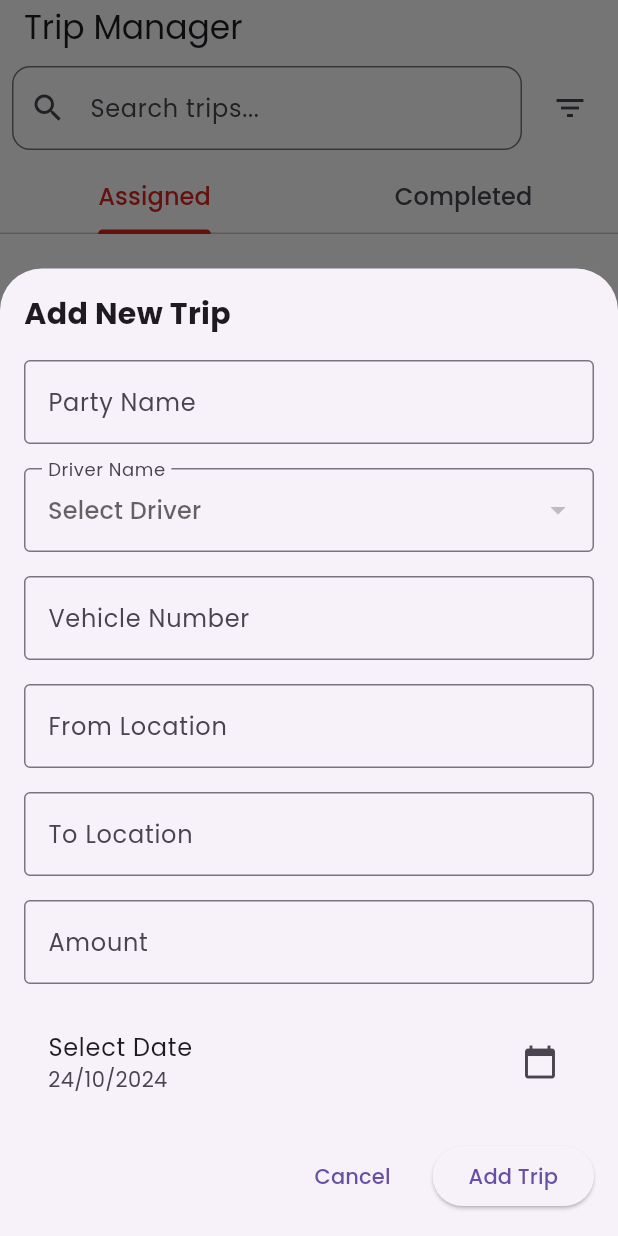
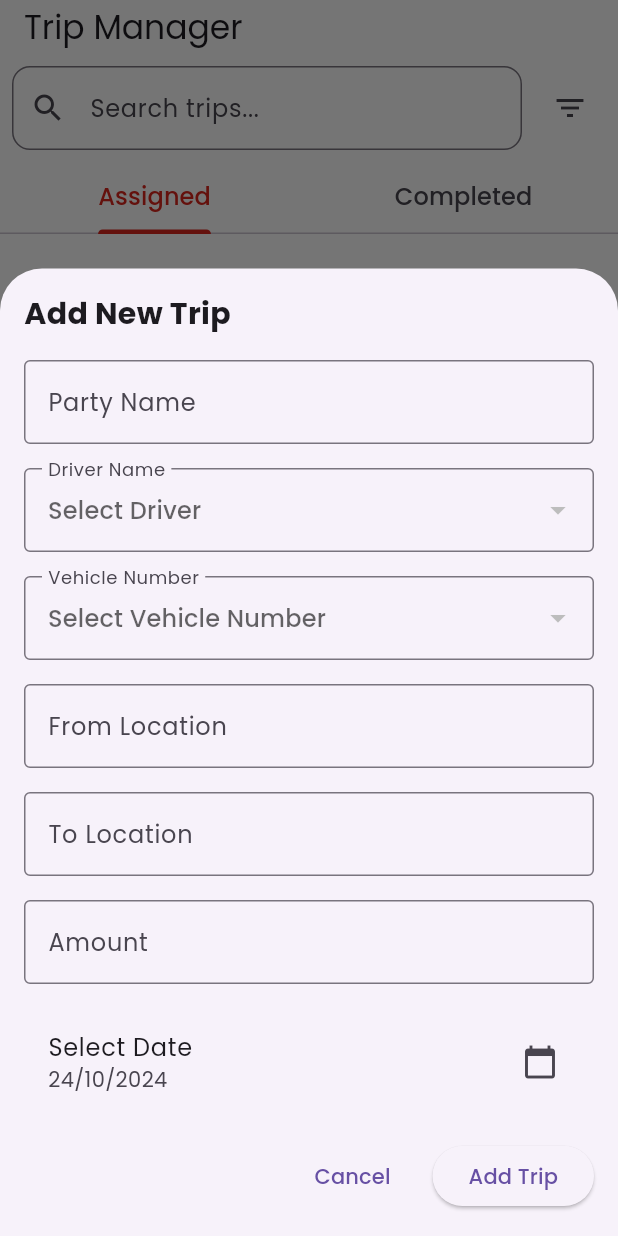
Before and after one commit to mohammedarif482/trip_manager, a Flutter app: the screen it shows once a user with an empty profile is signed in, item 2 of the bottom bar chosen, after a tap on "Add Trip", on a phone screen of 412 x 824 dp. Run offline on Flutter 3.47's test engine with Material 3 defaults, Android fonts, the phone set to English and light mode, and no system bars; our stand-ins replace cloud_firestore, easy_stepper, firebase_auth, firebase_core, google_fonts, google_sign_in; accounts and stored records are empty.

Commit message:
dropdown for vehicle number added (Adding Trip)

```diff
--- a/lib/View/trips_screen.dart
+++ b/lib/View/trips_screen.dart
@@ -18,6 +18,7 @@ class _TripsScreenState extends State<TripsScreen> {
   String? selectedDriver;
   String? selectedVehicle;
   String? selectedPlace;
+  String? selectedVehicleNumber;
 
   final TextEditingController nameController = TextEditingController();
   final TextEditingController vehicleNumberController = TextEditingController();
@@ -168,25 +169,19 @@ class _TripsScreenState extends State<TripsScreen> {
   }
 
   void _addNewTrip() async {
-    if (selected_Driver == null || // Check if driver is selected
-        vehicleNumberController.text.isEmpty ||
+  if (selected_Driver == null ||
+      selectedVehicleNumber == null ||
       fromLocationController.text.isEmpty ||
       toLocationController.text.isEmpty ||
       amountController.text.isEmpty ||
       partyController.text.isEmpty) {
-      // Added party name check
-      // ScaffoldMessenger.of(context).showSnackBar(
-      //   SnackBar(content: Text('Please fill all fields')),
-      // );
-
+    // Show a dialog if any field is empty
     showDialog(
       context: context,
       builder: (BuildContext context) {
-          // Start a timer to close the dialog after 2 seconds
         Future.delayed(Duration(seconds: 2), () {
-            Navigator.of(context).pop(true); // Close the dialog
+          Navigator.of(context).pop(true); // Close the dialog after 2 seconds
         });
-
         return AlertDialog(
           content: Text('Please fill all fields'),
         );
@@ -195,26 +190,26 @@ class _TripsScreenState extends State<TripsScreen> {
     return;
   }
 
-    // Create new trip in the format expected by Firestore
+  // Create the new trip map
   final newTrip = {
-      "partyName": partyController.text, // Party name
-      "driverName": selected_Driver, // Make sure this is a string
-      "vehicleNumber": vehicleNumberController.text,
+    "partyName": partyController.text,
+    "driverName": selected_Driver.toString(),
+    "vehicleNumber": selectedVehicleNumber.toString(),
     "fromLocation": fromLocationController.text,
     "toLocation": toLocationController.text,
-      "date":
-          "${selectedDate.day} ${_getMonth(selectedDate.month)} ${selectedDate.year}",
+    "date": "${selectedDate.day} ${_getMonth(selectedDate.month)} ${selectedDate.year}",
     "status": "Trip Started",
     "amount": "₹ ${amountController.text}",
-      "createdAt": FieldValue.serverTimestamp(), // Add a timestamp
+    "createdAt": FieldValue.serverTimestamp(),
   };
 
   // Store the new trip in Firestore
   try {
     await FirebaseFirestore.instance.collection('trips').add(newTrip);
 
+    // Immediately update the UI by adding the new trip to the list
     setState(() {
-        filteredTrips.insert(0, newTrip); // Optionally update the local list
+      filteredTrips.insert(0, newTrip); // Add the new trip to the list dynamically
     });
 
     // Clear controllers after successful storage
@@ -224,37 +219,31 @@ class _TripsScreenState extends State<TripsScreen> {
     amountController.clear();
     partyController.clear();
     selected_Driver = null;
+    selectedVehicleNumber = null;
 
-      // Close the dialog after adding the trip
-      Navigator.pop(context);
+    // Close the modal bottom sheet or any open dialog
+    Navigator.pop(context); // Close the modal
 
-      // Show success message
-      // ScaffoldMessenger.of(context).showSnackBar(
-      //   SnackBar(content: Text('Trip added successfully')),
-      // );
+    // Show success message after closing the modal
     showDialog(
       context: context,
       builder: (BuildContext context) {
-          // Start a timer to close the dialog after 2 seconds
         Future.delayed(Duration(seconds: 2), () {
-            Navigator.of(context).pop(true); // Close the dialog
+          Navigator.of(context).pop(true); // Close the success dialog after 2 seconds
         });
-
         return AlertDialog(
           content: Text('Trip added successfully'),
         );
       },
     );
   } catch (e) {
-      // Handle error (you may choose to log it)
+    // Catch error but still show success message
     showDialog(
       context: context,
       builder: (BuildContext context) {
-          // Start a timer to close the dialog after 2 seconds
         Future.delayed(Duration(seconds: 2), () {
-            Navigator.of(context).pop(true); // Close the dialog
+          Navigator.of(context).pop(true); // Close the error dialog after 2 seconds
         });
-
         return AlertDialog(
           content: Text('Trip added successfully'),
         );
@@ -263,7 +252,11 @@ class _TripsScreenState extends State<TripsScreen> {
   }
 }
 
-  void _showAddTripSheet() {
+
+
+
+
+  void _showAddTripSheet() async {
   // Clear previous values before showing the dialog
   vehicleNumberController.clear();
   fromLocationController.clear();
@@ -272,6 +265,16 @@ class _TripsScreenState extends State<TripsScreen> {
   partyController.clear();
   selected_Driver = null;
   selectedDate = DateTime.now(); // Reset to the current date if needed
+
+  // Fetch the list of vehicle numbers from Firestore
+  List<String> vehicleNumbers = [];
+
+  try {
+    QuerySnapshot snapshot = await FirebaseFirestore.instance.collection('vehicles').get();
+    vehicleNumbers = snapshot.docs.map((doc) => doc['registration'].toString()).toList();
+  } catch (e) {
+    print("Error fetching vehicles: $e");
+  }
 
   showModalBottomSheet(
     isScrollControlled: true,
@@ -304,7 +307,7 @@ class _TripsScreenState extends State<TripsScreen> {
               SizedBox(height: 16),
               // DropdownButton for selecting driver
               DropdownButtonFormField<String>(
-                  value: selectedDriver, // Keep track of the selected driver
+                value: selected_Driver, // Keep track of the selected driver
                 hint: Text('Select Driver'),
                 items: drivers.map((driver) {
                   return DropdownMenuItem<String>(
@@ -323,8 +326,21 @@ class _TripsScreenState extends State<TripsScreen> {
                 ),
               ),
               SizedBox(height: 16),
-                TextField(
-                  controller: vehicleNumberController,
+              // DropdownButton for selecting vehicle number from Firestore
+              DropdownButtonFormField<String>(
+                value: selectedVehicleNumber, // Keep track of the selected vehicle number
+                hint: Text('Select Vehicle Number'),
+                items: vehicleNumbers.map((number) {
+                  return DropdownMenuItem<String>(
+                    value: number, // The vehicle registration number
+                    child: Text(number),
+                  );
+                }).toList(),
+                onChanged: (value) {
+                  setState(() {
+                    selectedVehicleNumber = value; // Update the selected vehicle number
+                  });
+                },
                 decoration: InputDecoration(
                   labelText: 'Vehicle Number',
                   border: OutlineInputBorder(),
@@ -387,6 +403,7 @@ class _TripsScreenState extends State<TripsScreen> {
     },
   );
 }
+
 
   void _searchTrips(String query) {
     final results = _convertTripsToMap(DummyData.trips).where((trip) {
```
Lines whose indentation alone changed are shown as unchanged.
